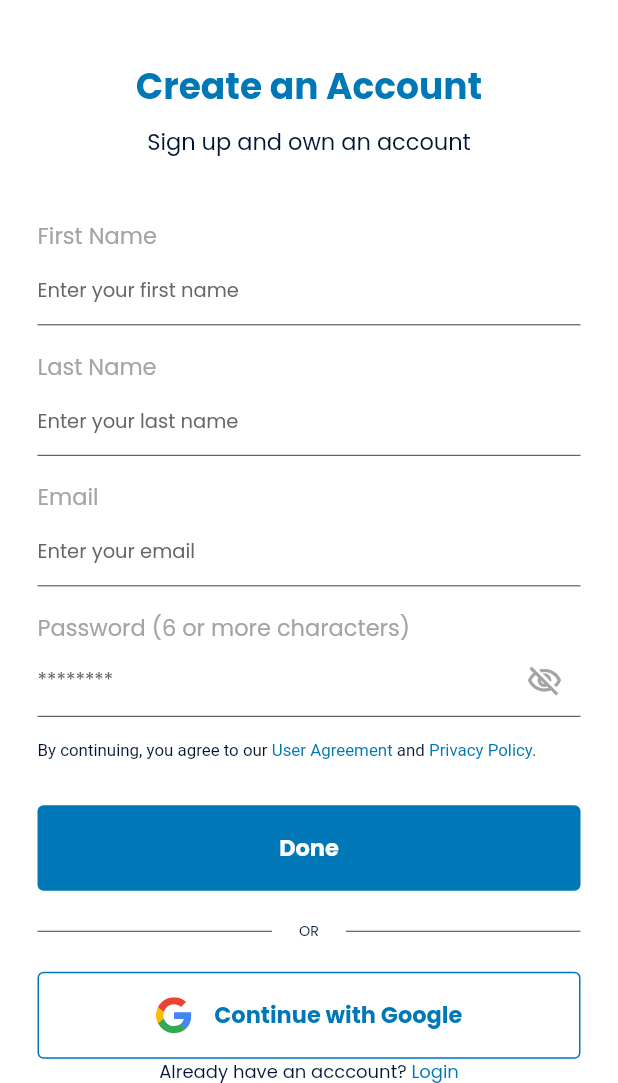
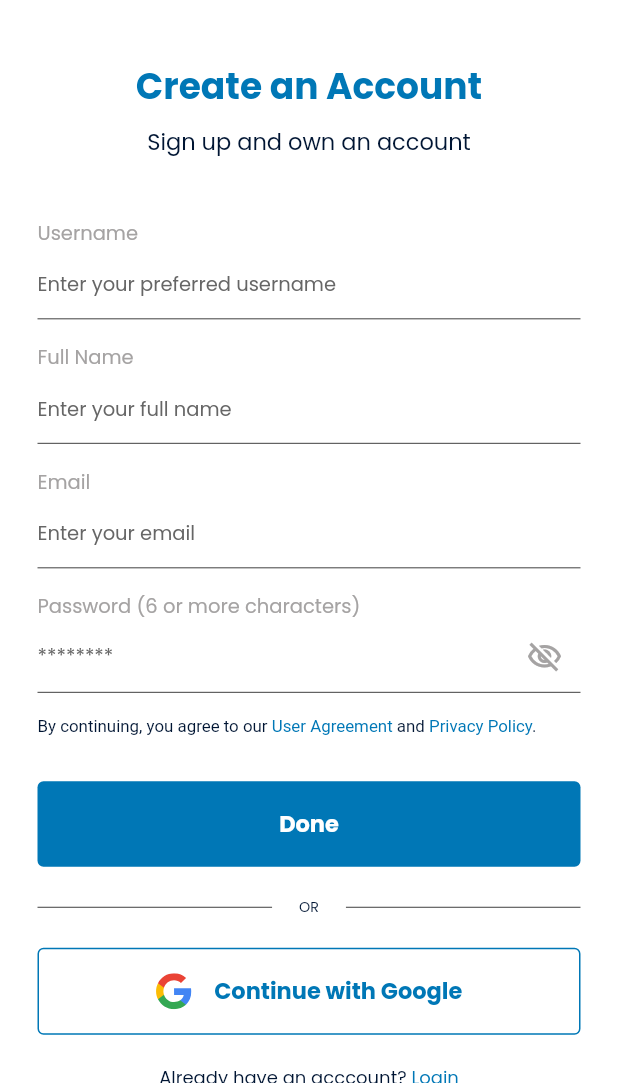
Before and after one commit to jidnation/RTesting, a Flutter app: the SignUpScreen screen opened directly, on a phone screen of 412 x 824 dp, the part 153-1236 px from its top. Run offline on Flutter 3.47's test engine with Material 2 defaults, Android fonts, the phone set to English and light mode, and no system bars; our stand-ins replace bloc, bubble, dartz, dio, equatable, flutter_bloc and 12 more; missing offline and left inert: flutter_overlay_loader, gql; accounts and stored records are empty; network calls fail.

```diff
--- a/lib/core/components/snackbar.dart
+++ b/lib/core/components/snackbar.dart
@@ -17,7 +17,7 @@ class RMSnackBar {
         duration: Duration(milliseconds: milliseconds),
         content: SelectableText(
           message,
-          style: const TextStyle(color: Colors.black),
+          style: const TextStyle(color: Colors.white),
         ),
       ),
     );
--- a/lib/core/routes/routes.dart
+++ b/lib/core/routes/routes.dart
@@ -51,7 +51,8 @@ class RMRouter {
         return RMPageRoute(builder: (_) => const ForgotPasswordScreen());
 
       case OtpScreen.id:
-        return RMPageRoute(builder: (_) => OtpScreen());
+        dynamic args = settings.arguments;
+        return RMPageRoute(builder: (_) => OtpScreen(email: args['email']));
 
       // case VerifyAccountScreen.id:
       //   dynamic args = settings.arguments;
--- a/lib/core/services/navigation/navigation_service.dart
+++ b/lib/core/services/navigation/navigation_service.dart
@@ -43,6 +43,8 @@ class NavigationService {
       .currentState!
       .popUntil((route) => route.isFirst);
 
+
+
   static navigateTransparentRoute(
       BuildContext context, Widget route, double dx, double dy) async {
     return await Navigator.push(
--- a/lib/features/auth/presentation/bloc/auth_event.dart
+++ b/lib/features/auth/presentation/bloc/auth_event.dart
@@ -9,6 +9,7 @@ class RegisterUserEvent extends AuthEvent {
   final String firstName;
   final String lastName;
   final String? phoneNumber;
+
   RegisterUserEvent({
     required this.email,
     required this.password,
@@ -18,9 +19,18 @@ class RegisterUserEvent extends AuthEvent {
   });
 }
 
-class LoginUserEvent extends AuthEvent {}
+class LoginUserEvent extends AuthEvent {
+  final String email;
+  final String password;
 
-class EmailVerificationEvent extends AuthEvent {}
+  LoginUserEvent({required this.email, required this.password});
+}
+
+class EmailVerificationEvent extends AuthEvent {
+  final String? email;
+  final int pin;
+  EmailVerificationEvent({required this.email, required this.pin});
+}
 
 class RequestPasswordResetEvent extends AuthEvent {}
 
--- a/lib/features/auth/presentation/bloc/auth_state.dart
+++ b/lib/features/auth/presentation/bloc/auth_state.dart
@@ -48,6 +48,10 @@ class PinVerified extends AuthState {
   PinVerified({this.message});
   final String? message;
 }
+class PinInvalid extends AuthState {
+  PinInvalid({this.error});
+  final String? error;
+}
 
 class AuthError extends AuthState {
   AuthError({this.error});
--- a/lib/features/auth/presentation/views/signup_screen.dart
+++ b/lib/features/auth/presentation/views/signup_screen.dart
@@ -10,6 +10,7 @@ import 'package:reach_me/core/utils/app_globals.dart';
 import 'package:reach_me/core/utils/loader.dart';
 import 'package:reach_me/features/auth/presentation/bloc/auth_bloc.dart';
 import 'package:reach_me/features/auth/presentation/views/login_screen.dart';
+import 'package:reach_me/features/auth/presentation/views/otp_screen.dart';
 import 'package:reach_me/features/home/home_screen.dart';
 import 'package:reach_me/core/utils/constants.dart';
 import 'package:reach_me/core/utils/validator.dart';
@@ -26,15 +27,17 @@ class SignUpScreen extends HookWidget {
     var size = MediaQuery.of(context).size;
     final _emailController = useTextEditingController();
     final _passwordController = useTextEditingController();
-    final _fNameController = useTextEditingController();
-    final _lNameController = useTextEditingController();
-    //final _phoneController = useTextEditingController();
+    final _fullNameController = useTextEditingController();
+    final _usernameController = useTextEditingController();
+    final _obscureText = useState(true);
     return Scaffold(
       body: BlocConsumer<AuthBloc, AuthState>(
         bloc: globals.authBloc,
         listener: (context, state) {
           if (state is AuthLoaded) {
-            Console.log('AuthLoaded', state.message);
+            NavigationService.navigateTo(OtpScreen.id, arguments: {
+              'email': _emailController.text.replaceAll(' ', ''),
+            });
           } else if (state is AuthError) {
             Console.log('AuthError', state.error);
             RMSnackBar.showErrorSnackBar(context, message: state.error);
@@ -88,39 +91,39 @@ class SignUpScreen extends HookWidget {
                           const Align(
                             alignment: Alignment.centerLeft,
                             child: Text(
-                              'First Name',
+                              'Username',
                               style: TextStyle(
-                                fontSize: 15,
+                                fontSize: 13,
                                 color: AppColors.textFieldLabelColor,
                               ),
                             ),
                           ),
                           CustomTextField(
-                            hintText: 'Enter your first name',
+                            hintText: 'Enter your preferred username',
                             keyboardType: TextInputType.name,
                             textCapitalization: TextCapitalization.sentences,
                             validator: (value) =>
                                 Validator.validateName(value ?? ""),
-                            controller: _fNameController,
+                            controller: _usernameController,
                           ),
                           const SizedBox(height: 16),
                           const Align(
                             alignment: Alignment.centerLeft,
                             child: Text(
-                              'Last Name',
+                              'Full Name',
                               style: TextStyle(
-                                fontSize: 15,
+                                fontSize: 13,
                                 color: AppColors.textFieldLabelColor,
                               ),
                             ),
                           ),
                           CustomTextField(
-                            hintText: 'Enter your last name',
+                            hintText: 'Enter your full name',
                             keyboardType: TextInputType.name,
                             textCapitalization: TextCapitalization.sentences,
                             validator: (value) =>
-                                Validator.validateName(value ?? ""),
-                            controller: _lNameController,
+                                Validator.fullNameValidate(value ?? ""),
+                            controller: _fullNameController,
                           ),
                           const SizedBox(height: 16),
                           const Align(
@@ -128,7 +131,7 @@ class SignUpScreen extends HookWidget {
                             child: Text(
                               'Email',
                               style: TextStyle(
-                                fontSize: 15,
+                                fontSize: 13,
                                 color: AppColors.textFieldLabelColor,
                               ),
                             ),
@@ -147,22 +150,29 @@ class SignUpScreen extends HookWidget {
                             child: Text(
                               'Password (6 or more characters)',
                               style: TextStyle(
-                                fontSize: 15,
+                                fontSize: 13,
                                 color: AppColors.textFieldLabelColor,
                               ),
                             ),
                           ),
                           CustomTextField(
                             hintText: '********',
-                            obscureText: true,
+                            obscureText: _obscureText.value,
                             keyboardType: TextInputType.text,
                             controller: _passwordController,
                             textCapitalization: TextCapitalization.none,
                             validator: (value) =>
                                 Validator.validatePassword(value ?? ""),
-                            suffixIcon: const Icon(
-                              Icons.visibility_off_outlined,
-                              color: AppColors.textFieldLabelColor,
+                            suffixIcon: GestureDetector(
+                              onTap: () {
+                                _obscureText.value = !_obscureText.value;
+                              },
+                              child: Icon(
+                                _obscureText.value
+                                    ? Icons.visibility_off_outlined
+                                    : Icons.visibility_outlined,
+                                color: AppColors.textFieldLabelColor,
+                              ),
                             ),
                           ),
                           const SizedBox(height: 16),
@@ -219,14 +229,16 @@ class SignUpScreen extends HookWidget {
                             color: AppColors.primaryColor,
                             onPressed: () {
                               if (_key.currentState!.validate()) {
+                                final firstName =
+                                    _fullNameController.text.split(' ').first;
+                                final lastName =
+                                    _fullNameController.text.split(' ').last;
                                 globals.authBloc!.add(RegisterUserEvent(
                                   email:
                                       _emailController.text.replaceAll(' ', ''),
                                   password: _passwordController.text,
-                                  firstName:
-                                      _fNameController.text.replaceAll(' ', ''),
-                                  lastName:
-                                      _lNameController.text.replaceAll(' ', ''),
+                                  firstName: firstName.replaceAll(' ', ''),
+                                  lastName: lastName.replaceAll(' ', ''),
                                 ));
                               } else {
                                 return;
@@ -270,7 +282,7 @@ class SignUpScreen extends HookWidget {
                               textColor: AppColors.primaryColor,
                               borderSide: const BorderSide(
                                   width: 1, color: AppColors.primaryColor)),
-                          const Expanded(child: SizedBox()),
+                          const SizedBox(height: 20),
                           GestureDetector(
                             onTap: () {
                               NavigationService.navigateTo(LoginScreen.id);
```
Also changed, not shown: lib/features/auth/data/datasources/auth_remote_datasource.dart (+54 -8 lines), lib/features/auth/data/repositories/auth_repository.dart (+22 -0 lines), lib/features/auth/presentation/bloc/auth_bloc.dart (+27 -0 lines), lib/features/auth/presentation/views/login_screen.dart (+26 -7 lines), lib/features/auth/presentation/views/otp_screen.dart (+42 -13 lines), lib/features/onboarding/rm_onboarding_screen.dart (+7 -5 lines).
